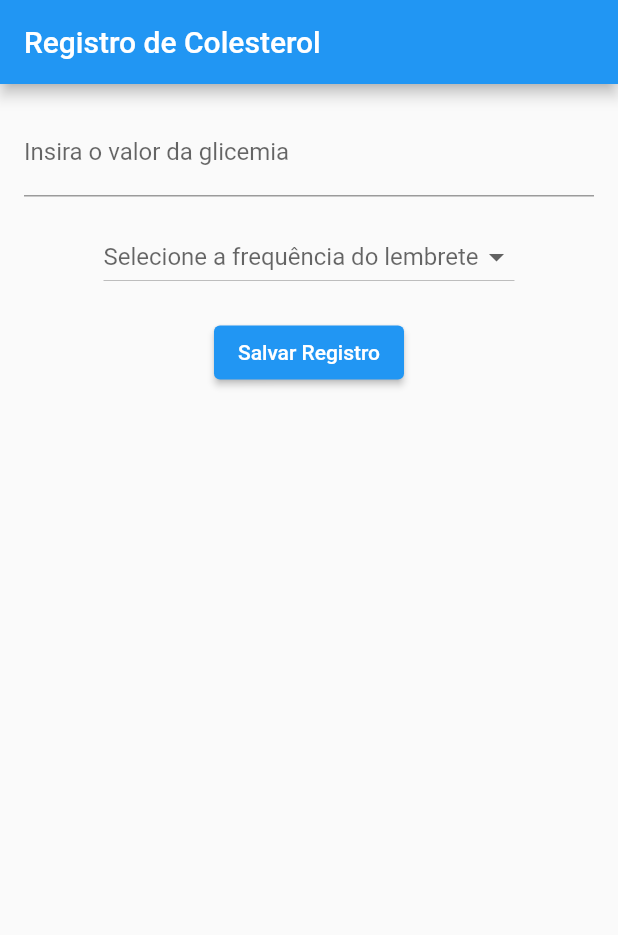
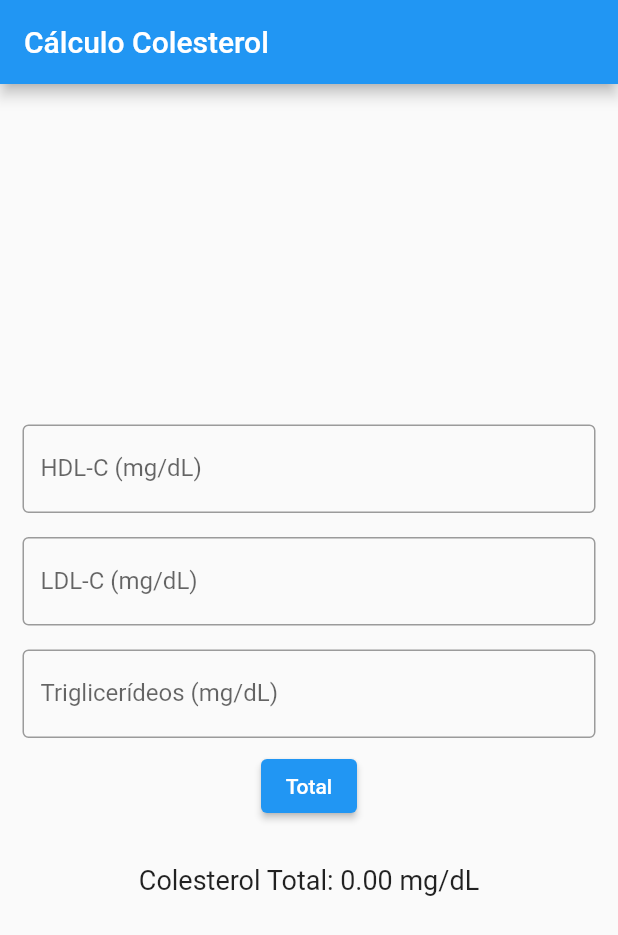
Before and after one commit to Werverton/dart_flutter_app, a Flutter app: the ColesterolPage screen opened directly, on a phone screen of 412 x 824 dp. Shown: the top 935 px of the screen. Run offline on Flutter 3.47's test engine with Material 2 defaults, Android fonts, the phone set to English and light mode, and no system bars; our stand-ins replace dio, get, get_storage; missing offline and left inert: custom_clippers; accounts and stored records are empty.

Commit message:
pequeno commit para salvar algumas alterações

```diff
--- /dev/null
+++ b/lib/controller/colesterol_controller.dart
@@ -0,0 +1,5 @@
+import 'package:get/get.dart';
+
+class ColesterolController extends GetxController {
+
+}
--- a/lib/screens/care_plan/colesterol_screen.dart
+++ b/lib/screens/care_plan/colesterol_screen.dart
@@ -3,52 +3,77 @@ import 'package:flutter/material.dart';
 
 class ColesterolPage extends StatefulWidget {
   const ColesterolPage({super.key});
-
   @override
-  _ColesterolPageState createState() => _ColesterolPageState();
+  _CholesterolCalculatorState createState() => _CholesterolCalculatorState();
 }
 
-class _ColesterolPageState extends State<ColesterolPage> {
-  String? selectedFrequencia;
-  List<String> frequenciaOptions = ['1x por dia', '2x por dia', '3x por dia'];
+class _CholesterolCalculatorState extends State<ColesterolPage> {
+  double hdlC = 0.0;
+  double ldlC = 0.0;
+  double triglycerides = 0.0;
+  double totalCholesterol = 0.0;
+
+  void calculateTotalCholesterol() {
+    setState(() {
+      totalCholesterol = hdlC + ldlC + (0.2 * triglycerides);
+    });
+  }
 
   @override
   Widget build(BuildContext context) {
     return Scaffold(
       appBar: AppBar(
-        title: const Text('Registro de Colesterol'),
+        title: Text('Cálculo Colesterol'),
       ),
-      body: Padding(
-        padding: const EdgeInsets.all(16.0),
+      body: Center(
         child: Column(
+          mainAxisAlignment: MainAxisAlignment.center,
           children: <Widget>[
-            const TextField(
-              decoration: InputDecoration(labelText: 'Insira o valor da glicemia'),
+            Padding(
+              padding: EdgeInsets.symmetric(vertical: 8, horizontal: 15),
+
+            child: TextField(
+              keyboardType: TextInputType.number,
+              decoration: InputDecoration(
+                labelText: 'HDL-C (mg/dL)',
+                border: OutlineInputBorder(),),
+              onChanged: (value) {
+                hdlC = double.tryParse(value) ?? 0.0;
+              },
             ),
-            const SizedBox(height: 16.0),
-            DropdownButton<String>(
-              value: selectedFrequencia,
-              items: frequenciaOptions.map((String value) {
-                return DropdownMenuItem<String>(
-                  value: value,
-                  child: Text(value),
-                );
-              }).toList(),
-              onChanged: (String? newValue) {
-                setState(() {
-                  selectedFrequencia = newValue;
-                });
+            ),
+            Padding(
+              padding: EdgeInsets.symmetric(vertical: 8, horizontal: 15),
+            child: TextField(
+              keyboardType: TextInputType.number,
+              decoration: InputDecoration(labelText: 'LDL-C (mg/dL)',
+              border: OutlineInputBorder()),
+              onChanged: (value) {
+                ldlC = double.tryParse(value) ?? 0.0;
               },
-              hint: const Text('Selecione a frequência do lembrete'),
+            ),),
+             Padding(
+              padding: EdgeInsets.symmetric(vertical: 8, horizontal: 15),
+            child: TextField(
+              keyboardType: TextInputType.number,
+              decoration: InputDecoration(labelText: 'Triglicerídeos (mg/dL)',border: OutlineInputBorder()),
+              onChanged: (value) {
+                triglycerides = double.tryParse(value) ?? 0.0;
+              },
+            ),),
+
+            ElevatedButton(
+              onPressed: calculateTotalCholesterol,
+              child: Text('Total'),
             ),
-            const SizedBox(height: 16.0),
-            ElevatedButton(
-              onPressed: () {
-                // Coloque aqui o código para salvar o registro de glicemia
-                // e configurar o lembrete com base nas seleções do usuário.
-              },
-              child: const Text('Salvar Registro'),
-            ),
+            SizedBox(height: 20.0),
+            Padding(
+              padding: EdgeInsets.symmetric(vertical: 8, horizontal: 15),
+            child:
+            Text(
+              'Colesterol Total: ${totalCholesterol.toStringAsFixed(2)} mg/dL',
+              style: TextStyle(fontSize: 18),
+            ),),
           ],
         ),
       ),
--- a/lib/screens/care_plan/glicemia_screen.dart
+++ b/lib/screens/care_plan/glicemia_screen.dart
@@ -23,7 +23,7 @@ class _GlicemiaPageState extends State<GlicemiaPage> {
         child: Column(
           children: <Widget>[
             const TextField(
-              decoration: InputDecoration(labelText: 'Insira o valor da glicemia'),
+              decoration: InputDecoration(labelText: 'Insira o valor da glicemia mg/dL'),
             ),
             const SizedBox(height: 16.0),
             DropdownButton<String>(
--- a/lib/screens/sign_up_screen.dart
+++ b/lib/screens/sign_up_screen.dart
@@ -30,8 +30,8 @@ class _SignUpScreenState extends State<SignUpScreen> {
                 padding: EdgeInsets.symmetric(vertical: 8, horizontal: 15),
                 child: TextField(
                   decoration: InputDecoration(
-                    labelText: "Full Name",
-                    border: OutlineInputBorder(),
+                    labelText: "Full Name",border: OutlineInputBorder(),
+
                     prefixIcon: Icon(Icons.person),
                   ),
                 ),
```
Also changed, not shown: lib/screens/care_plan/pressao_arterial_screen.dart (+57 -34 lines), lib/screens/home_screen.dart (+13 -6 lines), lib/screens/login_screen.dart (+4 -4 lines), images/colesterol.jpg (added), images/pressao.jpg (added).
